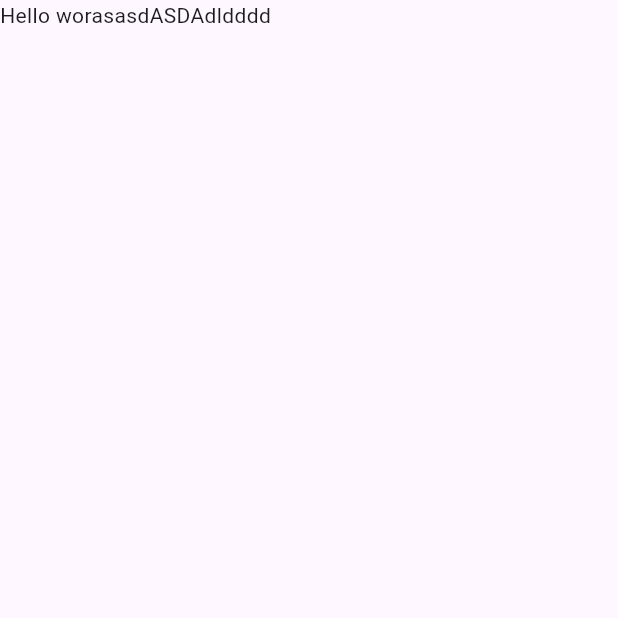
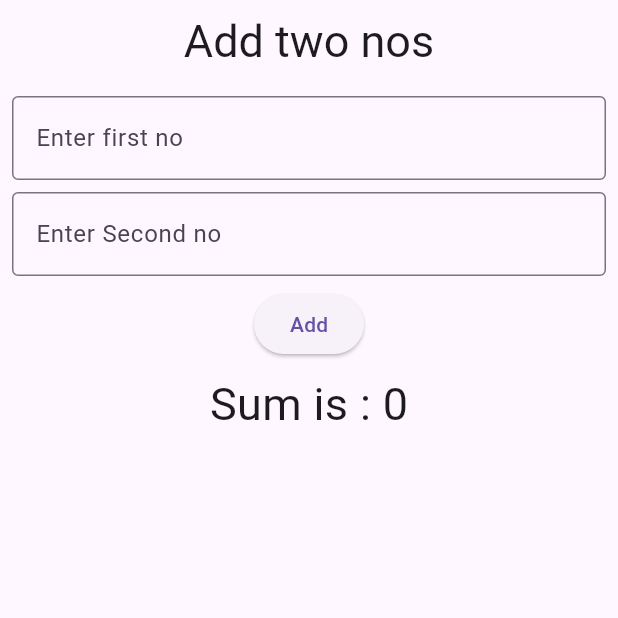
Before and after one commit to kiranrana8973/batch_32a, a Flutter app: the screen it shows after launch, on a phone screen of 412 x 824 dp, the top half of it. Run offline on Flutter 3.47's test engine with Material 3 defaults, Android fonts, the phone set to English and light mode, and no system bars.

Commit message:
Added label

```diff
--- a/lib/screen/hello_world_screen.dart
+++ b/lib/screen/hello_world_screen.dart
@@ -5,9 +5,55 @@ class HelloWorldScreen extends StatelessWidget {
 
   @override
   Widget build(BuildContext context) {
-    return const Scaffold(
-      body: SafeArea(
-        child: Text('Hello worasasdASDAdldddd'),
+    return Scaffold(
+      appBar: AppBar(
+        title: const Text(
+          'Add two nos',
+          style: TextStyle(
+            fontSize: 30,
+          ),
+        ),
+        centerTitle: true,
+        elevation: 0,
+      ),
+      body: Padding(
+        padding: const EdgeInsets.all(8),
+        child: Column(
+          children: [
+            // Enter first no
+            const TextField(
+              decoration: InputDecoration(
+                border: OutlineInputBorder(),
+                hintText: 'Enter first no',
+              ),
+            ),
+            const SizedBox(
+              height: 8,
+            ),
+            const TextField(
+              decoration: InputDecoration(
+                border: OutlineInputBorder(),
+                labelText: 'Enter Second no',
+              ),
+            ),
+            const SizedBox(
+              height: 8,
+            ),
+            ElevatedButton(
+              onPressed: () {},
+              child: const Text('Add'),
+            ),
+            const SizedBox(
+              height: 8,
+            ),
+            const Text(
+              'Sum is : 0',
+              style: TextStyle(
+                fontSize: 30,
+              ),
+            ),
+          ],
+        ),
       ),
     );
   }
```
